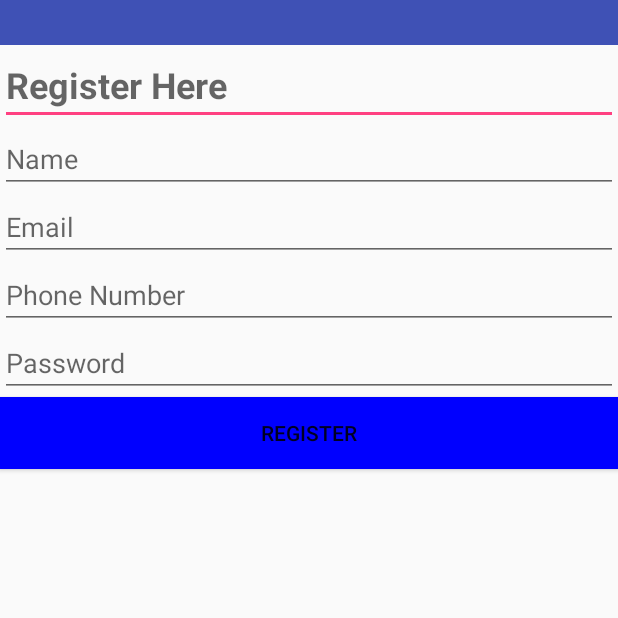
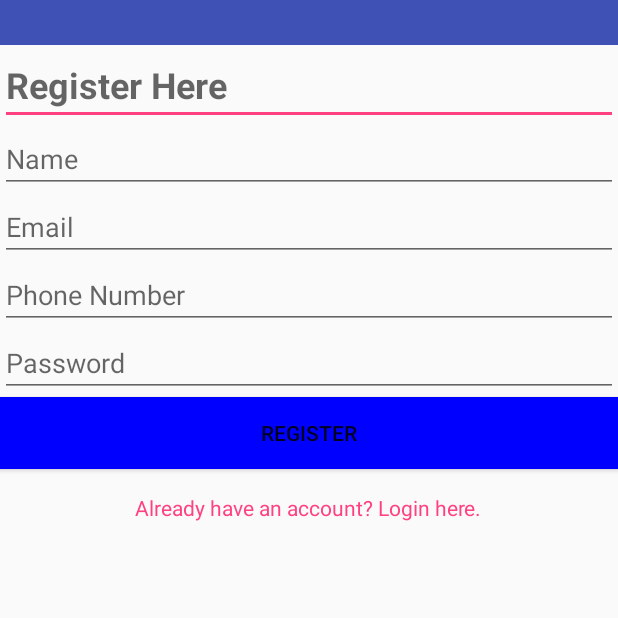
Before and after one commit to GRACEMULI/debt_management, an Android app: the Registration screen opened directly, with no data from a screen before it, on a phone screen of 412 x 824 dp, the top half of it. Run offline under Robolectric (Android 15) with nearby library versions, the phone set to English and light mode, and no system bars.

Commit message:
Update fragment_registration.xml

```diff
--- a/app/src/main/res/layout/fragment_registration.xml
+++ b/app/src/main/res/layout/fragment_registration.xml
@@ -64,4 +64,16 @@
         android:background="@color/myBlueColor"
         android:text="Register" />
 
+    <TextView
+        android:id="@+id/textViewLoginLink"
+        android:layout_width="wrap_content"
+        android:layout_height="wrap_content"
+        android:text="Already have an account? Login here."
+        android:textColor="@color/colorAccent"
+        android:layout_below="@+id/buttonRegister"
+        android:layout_marginTop="16dp"
+        android:layout_centerHorizontal="true"
+        android:clickable="true"
+        android:onClick="openLoginPage"/>
+
 </RelativeLayout>
```
